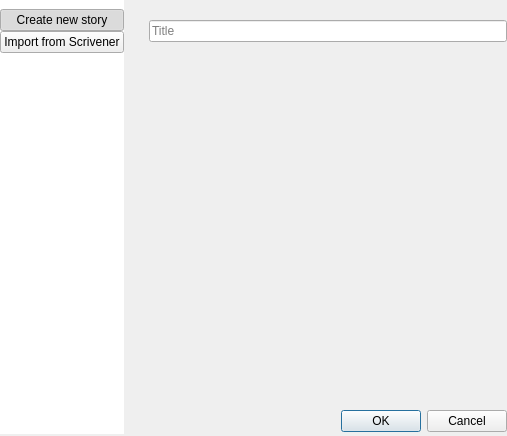
The window that ui/story_creation_dialog.ui (zkovari/plotlyst) describes before a commit, drawn with Qt 5.
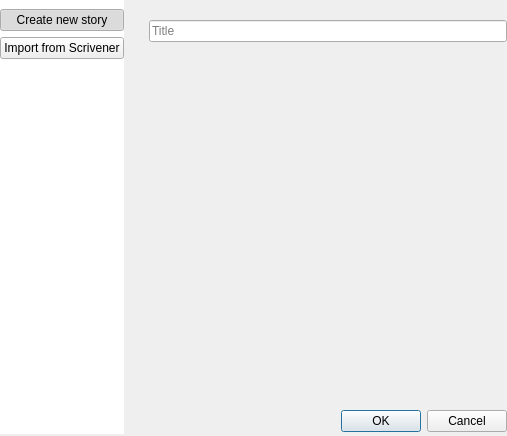
The same window after the commit. Custom widgets are drawn as their Qt base class.

Commit message: spacers instead of layout spacing

Patch:
```diff
--- a/ui/story_creation_dialog.ui
+++ b/ui/story_creation_dialog.ui
@@ -82,6 +82,22 @@
           </attribute>
          </widget>
         </item>
+        <item>
+         <spacer name="verticalSpacer_4">
+          <property name="orientation">
+           <enum>Qt::Vertical</enum>
+          </property>
+          <property name="sizeType">
+           <enum>QSizePolicy::Fixed</enum>
+          </property>
+          <property name="sizeHint" stdset="0">
+           <size>
+            <width>20</width>
+            <height>6</height>
+           </size>
+          </property>
+         </spacer>
+        </item>
         <item>
          <widget class="QPushButton" name="btnScrivener">
           <property name="cursor">
```
The commit also changes 1 other file.
